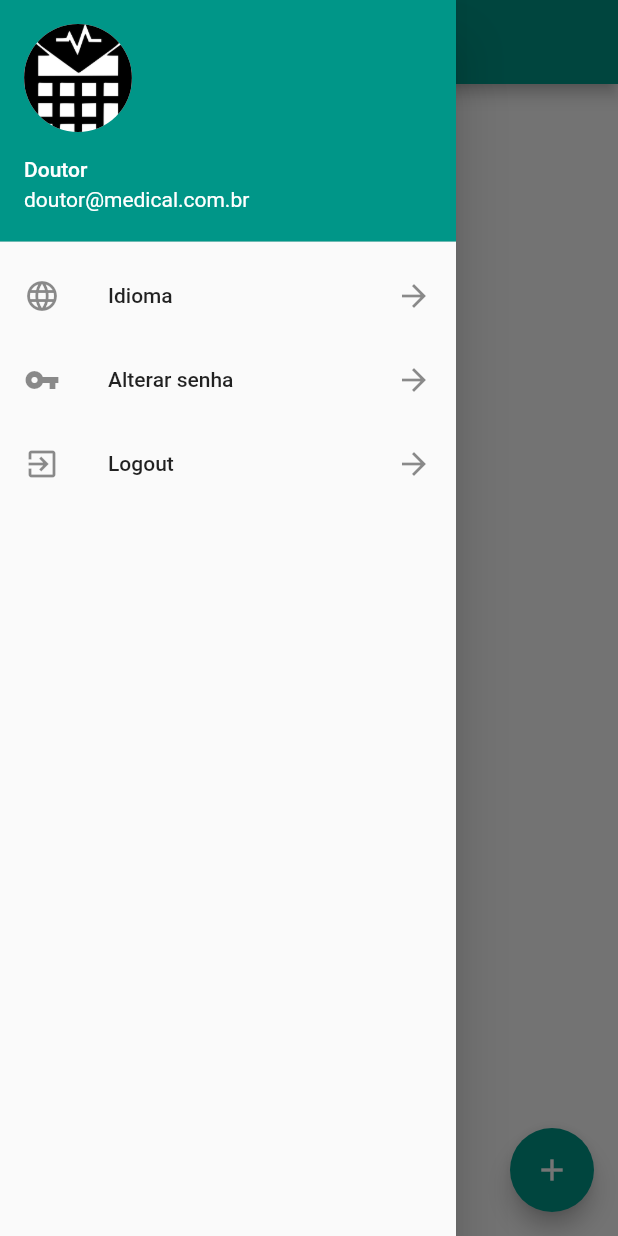
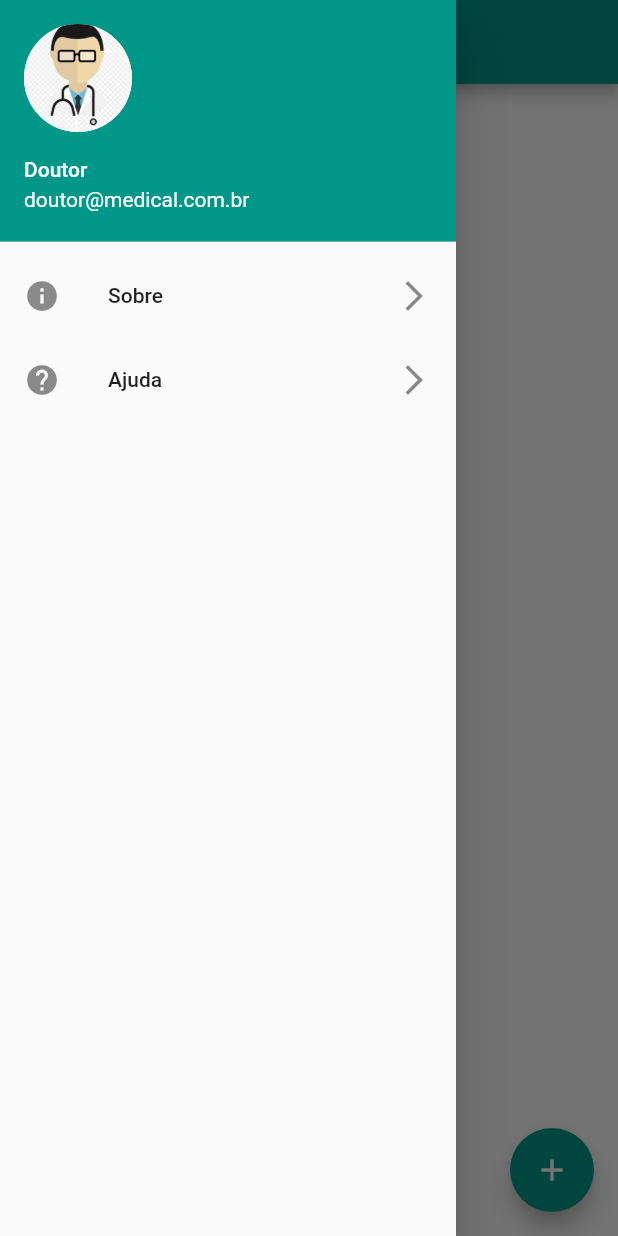
Before and after one commit to 4rthurmonteiro/medical, a Flutter app: the HomeScreen screen opened directly, with the side drawer open, on a phone screen of 412 x 824 dp. Run offline on Flutter 3.47's test engine with Material 2 defaults, Android fonts, the phone set to English and light mode, and no system bars; our stand-ins replace datetime_picker_formfield, rxdart, sqflite; missing offline and left inert: bloc_pattern; accounts and stored records are empty.

Commit message:
apk release

```diff
--- a/lib/blocs/equations/mean_blood_pressure_bloc.dart
+++ b/lib/blocs/equations/mean_blood_pressure_bloc.dart
@@ -42,7 +42,8 @@ class MeanBloodPressureBloc extends BlocBase {
       unsavedData.result = result;
       unsavedData.category = "Cardiologia";
       unsavedData.resultValue = "Teste";
-
+      unsavedData.dateResult = DateTime.now().toIso8601String();
+      unsavedData.professional = "Doutor";
 
       bool success =
       await _resultRepository.save(unsavedData) == null ? false : true;
--- a/lib/screens/categories/cards/cardio_card.dart
+++ b/lib/screens/categories/cards/cardio_card.dart
@@ -1,7 +1,7 @@
 import 'package:flutter/material.dart';
 import 'package:medical/utils/nav.dart';
 
-import '../../equations/equations_screen.dart';
+import '../../equations/cardio/cardio_equations_screen.dart';
 
 Widget cardioCard(BuildContext context, int patientId){
   return GestureDetector(
@@ -52,5 +52,5 @@ Widget cardioCard(BuildContext context, int patientId){
           ),
         ),
       ),
-      onTap: () => push(context, EquationsScreen(patientId: patientId,)));
+      onTap: () => push(context, CardioEquationsScreen(patientId: patientId,)));
 }
--- a/lib/screens/categories/cards/pulmonary_card.dart
+++ b/lib/screens/categories/cards/pulmonary_card.dart
@@ -1,7 +1,7 @@
 import 'package:flutter/material.dart';
 import 'package:medical/utils/nav.dart';
 
-import '../../equations/equations_screen.dart';
+import '../../equations/cardio/cardio_equations_screen.dart';
 
 Widget pulmonaryCard(BuildContext context, int patientId){
   return GestureDetector(
@@ -52,5 +52,5 @@ Widget pulmonaryCard(BuildContext context, int patientId){
           ),
         ),
       ),
-      onTap: () => push(context, EquationsScreen(patientId: patientId,)));
+      onTap: () =>{});
 }
--- a/lib/screens/categories/categories_screen.dart
+++ b/lib/screens/categories/categories_screen.dart
@@ -1,6 +1,6 @@
 import 'package:flutter/material.dart';
 import 'package:medical/screens/categories/cards/cardio_card.dart';
-import 'package:medical/screens/equations/equations_screen.dart';
+import 'package:medical/screens/equations/cardio/cardio_equations_screen.dart';
 import 'package:medical/utils/nav.dart';
 
 import 'cards/pulmonary_card.dart';
@@ -23,6 +23,7 @@ class _CategoriesScreenState extends State<CategoriesScreen> {
     return Scaffold(
       appBar: AppBar(
         title: Text("Categorias"),
+        centerTitle: true,
       ),
       body: Column(
         children: <Widget>[
--- a/lib/screens/home/drawer_list.dart
+++ b/lib/screens/home/drawer_list.dart
@@ -10,7 +10,7 @@ class DrawerList extends StatelessWidget {
       accountName: Text("Doutor"),
       accountEmail: Text("doutor@medical.com.br"),
       currentAccountPicture: CircleAvatar(
-        backgroundImage: AssetImage("assets/images/logo.png"),
+        backgroundImage: AssetImage("assets/images/person.png"),
         backgroundColor: Colors.white,
       ),
     );
@@ -24,23 +24,18 @@ class DrawerList extends StatelessWidget {
           children: <Widget>[
             _header(),
             ListTile(
-              leading: Icon(Icons.language),
-              title: Text("Idioma"),
-              trailing: Icon(Icons.arrow_forward),
+              leading: Icon(Icons.info),
+              title: Text("Sobre"),
+              trailing: Icon(Icons.arrow_forward_ios),
               onTap: () => {},
             ),
             ListTile(
-              leading: Icon(Icons.vpn_key),
-              title: Text("Alterar senha"),
-              trailing: Icon(Icons.arrow_forward),
+              leading: Icon(Icons.help),
+              title: Text("Ajuda"),
+              trailing: Icon(Icons.arrow_forward_ios),
               onTap: () => {},
             ),
-            ListTile(
-              leading: Icon(Icons.exit_to_app),
-              title: Text("Logout"),
-              trailing: Icon(Icons.arrow_forward),
-              onTap: () => {},
-            )
+
           ],
         ),
       ),
--- a/lib/screens/home/home_screen.dart
+++ b/lib/screens/home/home_screen.dart
@@ -29,6 +29,7 @@ class _HomeScreenState extends State<HomeScreen> {
     return Scaffold(
       drawer: DrawerList(),
       appBar: AppBar(
+        centerTitle: true,
         title: Text("Paciente(s)"),
       ),
       floatingActionButton: FloatingActionButton(
--- a/lib/screens/result/result_screen.dart
+++ b/lib/screens/result/result_screen.dart
@@ -55,6 +55,7 @@ class _ResultScreenState extends State<ResultScreen> {
     return Scaffold(
       appBar: AppBar(
         title: Text(patient.name),
+        centerTitle: true,
       ),
       floatingActionButton: FloatingActionButton(
         onPressed: () => push(context, CategoriesScreen(patientId: patient.id,)),
```
Also changed, not shown: lib/models/result.dart (+7 -2 lines), lib/screens/equations/cardio/cardio_equations_screen.dart (renamed from lib/screens/equations/equations_screen.dart, +5 -4 lines), lib/screens/result/result_card.dart (+34 -40 lines), 1 other file.
